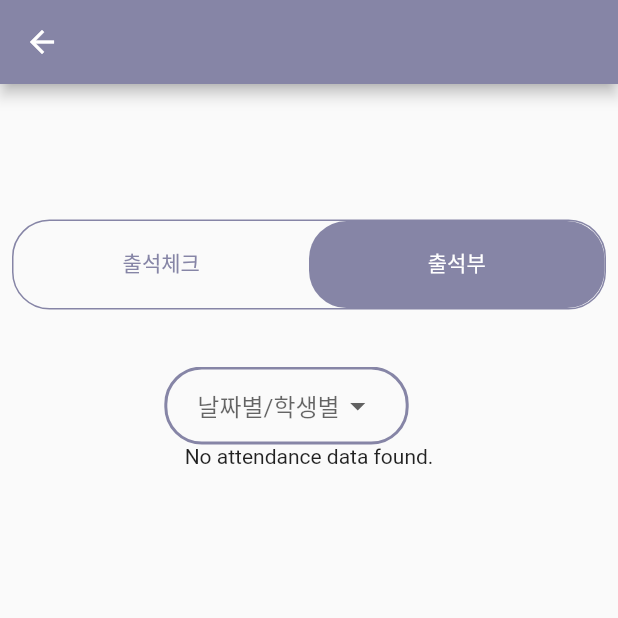
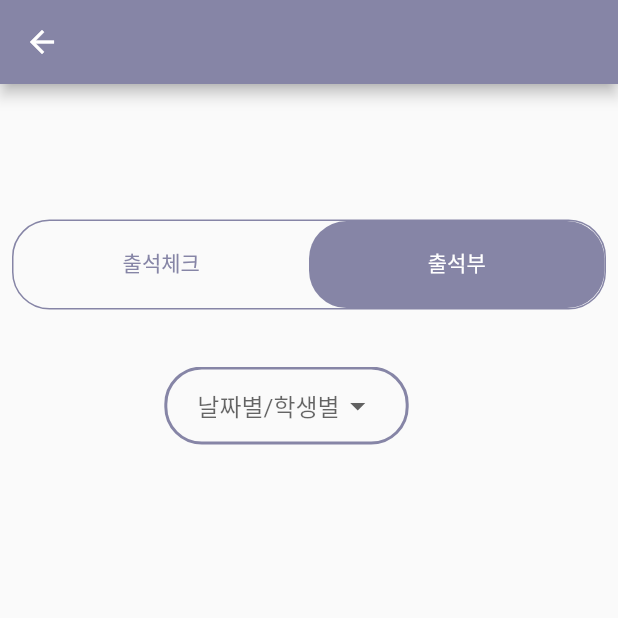
Before and after one commit to ea9gu/flutter, a Flutter app: the Check screen opened directly with empty values, tab 2 chosen, on a phone screen of 412 x 824 dp, the top half of it. Run offline on Flutter 3.47's test engine with Material 2 defaults, Android fonts, the phone set to English and light mode, and no system bars; our stand-ins replace audioplayers, device_info, file_picker, permission_handler; missing offline and left inert: flutter_sound; network calls fail.

Commit message:
Fix: 2 tables error

```diff
--- a/lib/Screens/Professor/prof_check.dart
+++ b/lib/Screens/Professor/prof_check.dart
@@ -472,7 +472,8 @@ class _CheckState extends State<Check> with TickerProviderStateMixin {
                       'Error: $error',
                       style: TextStyle(color: Colors.red),
                     )
-                  else if (attendanceData.isNotEmpty)
+                  else if (attendanceData.isNotEmpty &&
+                      selectedViewOption == "학생별")
                     Expanded(
                       child: DataTable(
                         columns: [
@@ -519,8 +520,6 @@ class _CheckState extends State<Check> with TickerProviderStateMixin {
                         }).toList(),
                       ),
                     )
-                  else
-                    Text('No attendance data found.'),
                 ],
               )
             ]),
```
